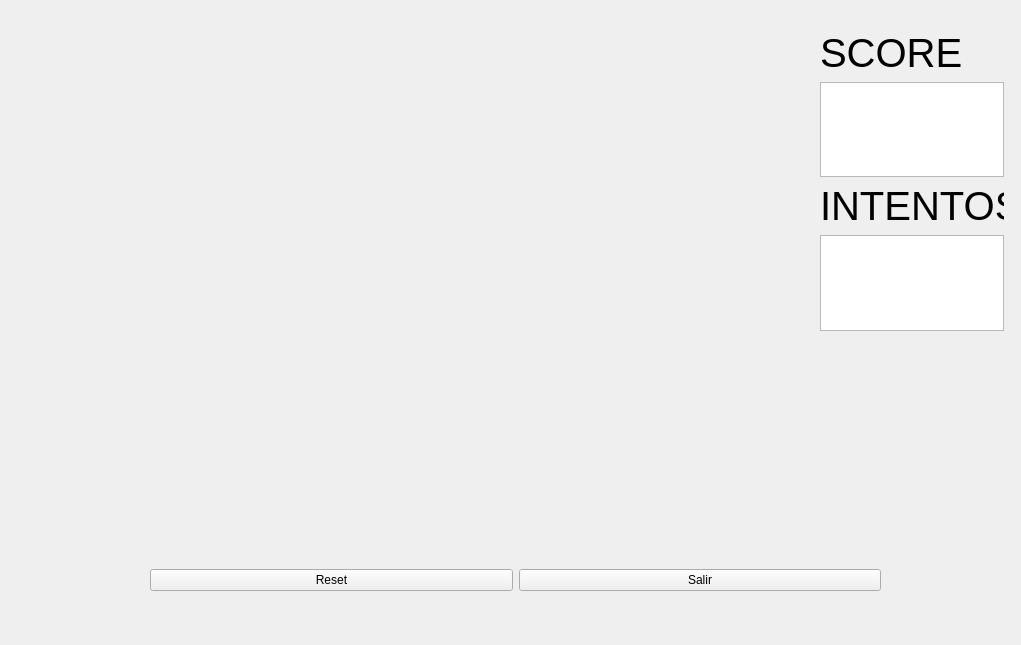
Above: game1.ui from limpker10/ProyectoFinalTO before the change. Below: the same form after it.
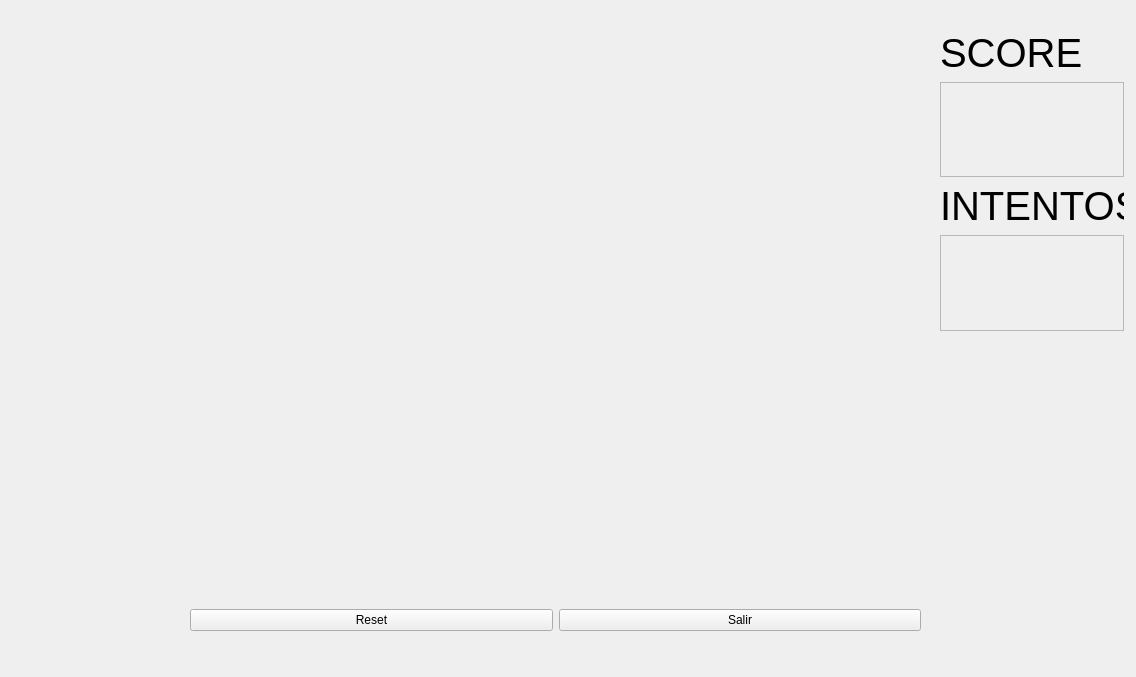
That is the form after the change. Icons and pictures are not drawn.

What changed in the file:
```diff
--- a/game1.ui
+++ b/game1.ui
@@ -6,8 +6,8 @@
    <rect>
     <x>0</x>
     <y>0</y>
-    <width>1021</width>
-    <height>645</height>
+    <width>1136</width>
+    <height>677</height>
    </rect>
   </property>
   <property name="windowTitle">
@@ -37,9 +37,9 @@
    <property name="geometry">
     <rect>
      <x>20</x>
-     <y>30</y>
-     <width>771</width>
-     <height>481</height>
+     <y>20</y>
+     <width>901</width>
+     <height>541</height>
     </rect>
    </property>
    <layout class="QHBoxLayout" name="horizontalLayout"/>
@@ -47,8 +47,8 @@
   <widget class="QWidget" name="horizontalLayoutWidget_2">
    <property name="geometry">
     <rect>
-     <x>150</x>
-     <y>540</y>
+     <x>190</x>
+     <y>580</y>
      <width>731</width>
      <height>80</height>
     </rect>
@@ -73,7 +73,7 @@
   <widget class="QWidget" name="verticalLayoutWidget">
    <property name="geometry">
     <rect>
-     <x>820</x>
+     <x>940</x>
      <y>30</y>
      <width>184</width>
      <height>301</height>
@@ -93,7 +93,10 @@
      </widget>
     </item>
     <item>
-     <widget class="QPlainTextEdit" name="plainTextEdit">
+     <widget class="QPlainTextEdit" name="plainTextEditScore">
+      <property name="enabled">
+       <bool>false</bool>
+      </property>
       <property name="font">
        <font>
         <pointsize>25</pointsize>
@@ -114,7 +117,10 @@
      </widget>
     </item>
     <item>
-     <widget class="QPlainTextEdit" name="plainTextEdit_2">
+     <widget class="QPlainTextEdit" name="intentosText">
+      <property name="enabled">
+       <bool>false</bool>
+      </property>
       <property name="font">
        <font>
         <pointsize>25</pointsize>
```
